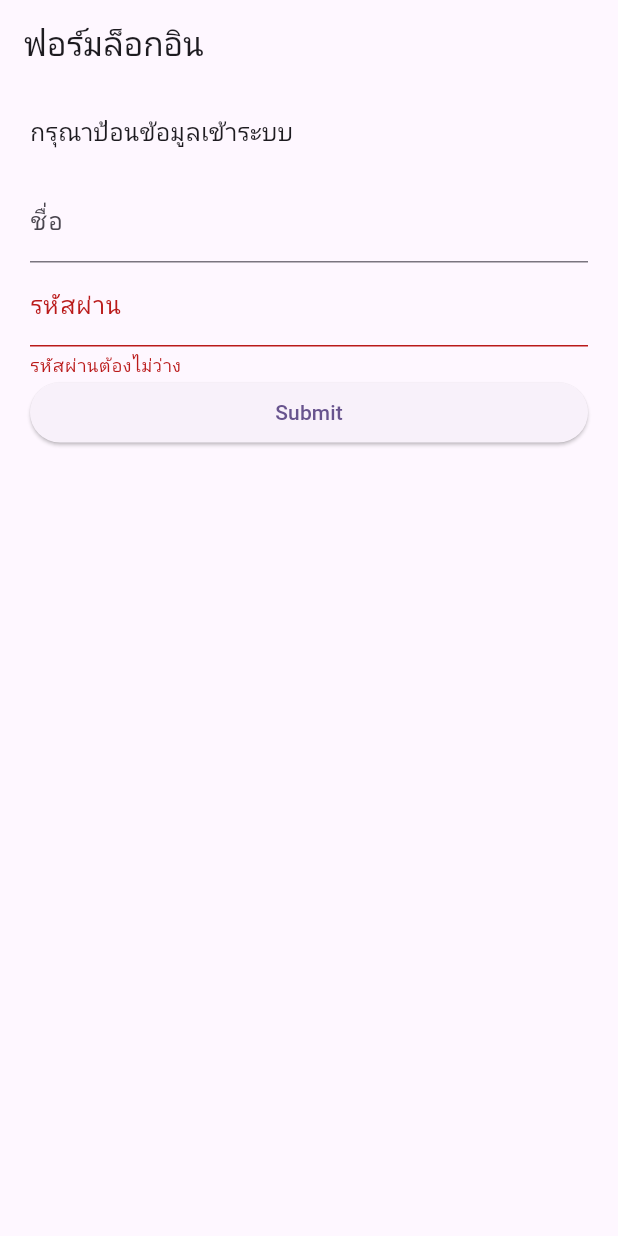
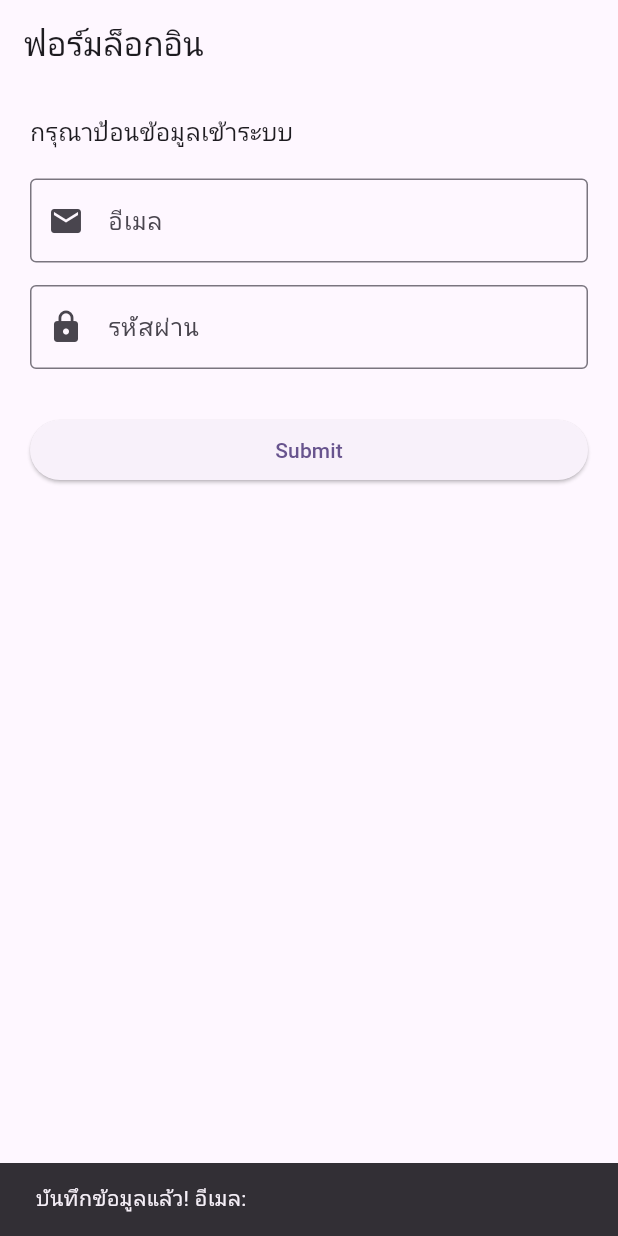
Before and after one commit to Saksit37/Lab8_MyForm, a Flutter app: the screen it shows after launch, after a tap on "Submit", on a phone screen of 412 x 824 dp. Run offline on Flutter 3.47's test engine with Material 3 defaults, Android fonts, the phone set to English and light mode, and no system bars.

Commit message:
Update Exercise 2

```diff
--- a/lib/login_form_screen.dart
+++ b/lib/login_form_screen.dart
@@ -1,89 +1,89 @@
-import 'package:flutter/material.dart';
+// import 'package:flutter/material.dart';
 
-class LoginFormScreen extends StatefulWidget {
-  const LoginFormScreen({super.key});
+// class LoginFormScreen extends StatefulWidget {
+//   const LoginFormScreen({super.key});
 
-  @override
-  State<LoginFormScreen> createState() => _LoginFormScreenState();
-}
+//   @override
+//   State<LoginFormScreen> createState() => _LoginFormScreenState();
+// }
 
-class _LoginFormScreenState extends State<LoginFormScreen> {
-  // ตัวแปร State และเมธอดต่างๆ จะอยู่ที่นี่
-  late final TextEditingController _nameController;
-  final _formKey = GlobalKey<FormState>();
+// class _LoginFormScreenState extends State<LoginFormScreen> {
+//   // ตัวแปร State และเมธอดต่างๆ จะอยู่ที่นี่
+//   late final TextEditingController _nameController;
+//   final _formKey = GlobalKey<FormState>();
 
-  @override
-  void initState() {
-    super.initState();
-    _nameController = TextEditingController();
-    _nameController.addListener(_printLatestValue);
-  }
+//   @override
+//   void initState() {
+//     super.initState();
+//     _nameController = TextEditingController();
+//     _nameController.addListener(_printLatestValue);
+//   }
 
-  void _printLatestValue() {
-    print('ช่องข้อความที่สอง: ${_nameController.text}');
-  }
+//   void _printLatestValue() {
+//     print('ช่องข้อความที่สอง: ${_nameController.text}');
+//   }
 
-  @override
-  void dispose() {
-    _nameController.dispose();
-    super.dispose();
-  }
+//   @override
+//   void dispose() {
+//     _nameController.dispose();
+//     super.dispose();
+//   }
 
-  @override
-  Widget build(BuildContext context) {
-    return Scaffold(
-      appBar: AppBar(title: const Text('ฟอร์มล็อกอิน')),
-      body: Padding(
-        padding: const EdgeInsets.all(20.0),
-        child: Form(
-          key: _formKey,
-          child: Column(
-            crossAxisAlignment: CrossAxisAlignment.stretch,
-            children: <Widget>[
-              const Text(
-                'กรุณาป้อนข้อมูลเข้าระบบ',
-                style: TextStyle(fontSize: 16),
-              ),
-              const SizedBox(height: 20),
-              TextFormField(
-                controller: _nameController,
-                decoration: const InputDecoration(labelText: 'ชื่อ'),
-              ),
-              TextFormField(
-                decoration: const InputDecoration(labelText: 'รหัสผ่าน'),
-                obscureText: true,
-                validator: (String? value) {
-                  if (value == null || value.isEmpty) {
-                    return 'รหัสผ่านต้องไม่ว่าง';
-                  }
-                  if (value.length < 6) {
-                    return 'รหัสผ่านต้องมีอย่างน้อย 6 ตัวอักษร';
-                  }
-                  return null;
-                },
-              ),
-              ElevatedButton(
-                onPressed: () {
-                  if (_formKey.currentState!.validate()) {
-                    _formKey.currentState!.save();
+//   @override
+//   Widget build(BuildContext context) {
+//     return Scaffold(
+//       appBar: AppBar(title: const Text('ฟอร์มล็อกอิน')),
+//       body: Padding(
+//         padding: const EdgeInsets.all(20.0),
+//         child: Form(
+//           key: _formKey,
+//           child: Column(
+//             crossAxisAlignment: CrossAxisAlignment.stretch,
+//             children: <Widget>[
+//               const Text(
+//                 'กรุณาป้อนข้อมูลเข้าระบบ',
+//                 style: TextStyle(fontSize: 16),
+//               ),
+//               const SizedBox(height: 20),
+//               TextFormField(
+//                 controller: _nameController,
+//                 decoration: const InputDecoration(labelText: 'ชื่อ'),
+//               ),
+//               TextFormField(
+//                 decoration: const InputDecoration(labelText: 'รหัสผ่าน'),
+//                 obscureText: true,
+//                 validator: (String? value) {
+//                   if (value == null || value.isEmpty) {
+//                     return 'รหัสผ่านต้องไม่ว่าง';
+//                   }
+//                   if (value.length < 6) {
+//                     return 'รหัสผ่านต้องมีอย่างน้อย 6 ตัวอักษร';
+//                   }
+//                   return null;
+//                 },
+//               ),
+//               ElevatedButton(
+//                 onPressed: () {
+//                   if (_formKey.currentState!.validate()) {
+//                     _formKey.currentState!.save();
 
-                    ScaffoldMessenger.of(context).showSnackBar(
-                      SnackBar(
-                        content: Text(
-                          'บันทึกข้อมูลแล้ว! ชื่อ: ${_nameController.text}',
-                        ),
-                      ),
-                    );
-                  } else {
-                    print('ฟอร์มไม่ถูกต้อง');
-                  }
-                },
-                child: const Text('Submit'),
-              ),
-            ],
-          ),
-        ),
-      ),
-    );
-  }
-}
+//                     ScaffoldMessenger.of(context).showSnackBar(
+//                       SnackBar(
+//                         content: Text(
+//                           'บันทึกข้อมูลแล้ว! ชื่อ: ${_nameController.text}',
+//                         ),
+//                       ),
+//                     );
+//                   } else {
+//                     print('ฟอร์มไม่ถูกต้อง');
+//                   }
+//                 },
+//                 child: const Text('Submit'),
+//               ),
+//             ],
+//           ),
+//         ),
+//       ),
+//     );
+//   }
+// }
--- /dev/null
+++ b/lib/login_form_screen2.dart
@@ -0,0 +1,99 @@
+import 'package:flutter/material.dart';
+
+class LoginFormScreen extends StatefulWidget {
+  const LoginFormScreen({super.key});
+
+  @override
+  State<LoginFormScreen> createState() => _LoginFormScreenState();
+}
+
+class _LoginFormScreenState extends State<LoginFormScreen> {
+  // ตัวแปร State และเมธอดต่างๆ จะอยู่ที่นี่
+  final _formKey = GlobalKey<FormState>();
+
+  late final TextEditingController _passwordController;
+  late final TextEditingController _emailController;
+
+  @override
+  void initState() {
+    super.initState();
+    _passwordController = TextEditingController();
+    _emailController = TextEditingController();
+  }
+
+  @override
+  void dispose() {
+    _passwordController.dispose();
+    _emailController.dispose();
+    super.dispose();
+  }
+
+  @override
+  Widget build(BuildContext context) {
+    return Scaffold(
+      appBar: AppBar(title: const Text('ฟอร์มล็อกอิน')),
+      body: Padding(
+        padding: const EdgeInsets.all(20.0),
+        child: Form(
+          key: _formKey,
+          child: Column(
+            crossAxisAlignment: CrossAxisAlignment.stretch,
+            children: <Widget>[
+              const Text(
+                'กรุณาป้อนข้อมูลเข้าระบบ',
+                style: TextStyle(fontSize: 16),
+              ),
+
+              const SizedBox(height: 20),
+
+              TextFormField(
+                controller: _emailController,
+                decoration: const InputDecoration(
+                  labelText: 'อีเมล',
+                  hintText: 'กรอกอีเมลของคุณ',
+                  prefixIcon: Icon(Icons.email),
+                  border: OutlineInputBorder(),
+                ),
+                keyboardType: TextInputType.emailAddress,
+              ),
+
+              const SizedBox(height: 15),
+
+              TextFormField(
+                controller: _passwordController,
+                decoration: const InputDecoration(
+                  labelText: 'รหัสผ่าน',
+                  hintText: 'กรอกรหัสผ่านของคุณ',
+                  prefixIcon: Icon(Icons.lock),
+                  border: OutlineInputBorder(),
+                ),
+                obscureText: true,
+              ),
+
+              const SizedBox(height: 30),
+
+              ElevatedButton(
+                onPressed: () {
+                  if (_formKey.currentState!.validate()) {
+                    _formKey.currentState!.save();
+
+                    ScaffoldMessenger.of(context).showSnackBar(
+                      SnackBar(
+                        content: Text(
+                          'บันทึกข้อมูลแล้ว! อีเมล: ${_emailController.text}',
+                        ),
+                      ),
+                    );
+                  } else {
+                    print('ฟอร์มไม่ถูกต้อง');
+                  }
+                },
+                child: const Text('Submit'),
+              ),
+            ],
+          ),
+        ),
+      ),
+    );
+  }
+}
--- a/lib/main.dart
+++ b/lib/main.dart
@@ -1,5 +1,5 @@
 import 'package:flutter/material.dart';
-import 'login_form_screen.dart';
+import 'login_form_screen2.dart';
 
 void main() {
   runApp(const MyApp());
```
